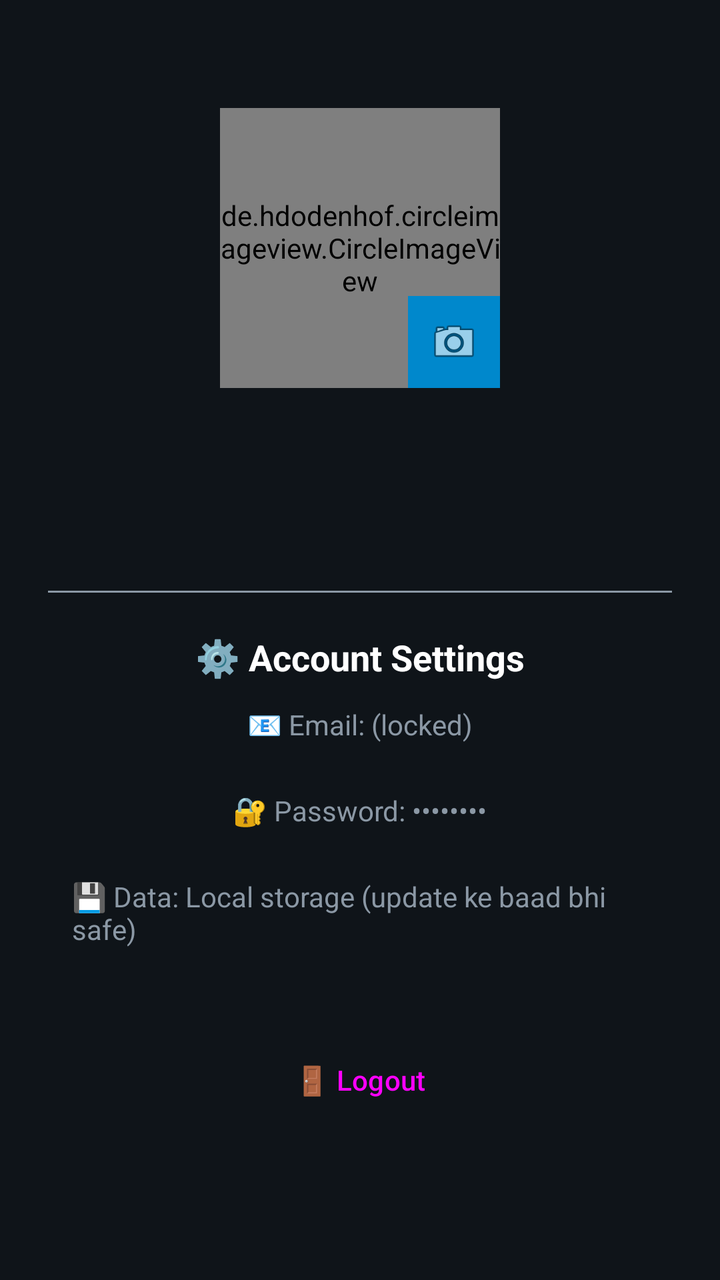
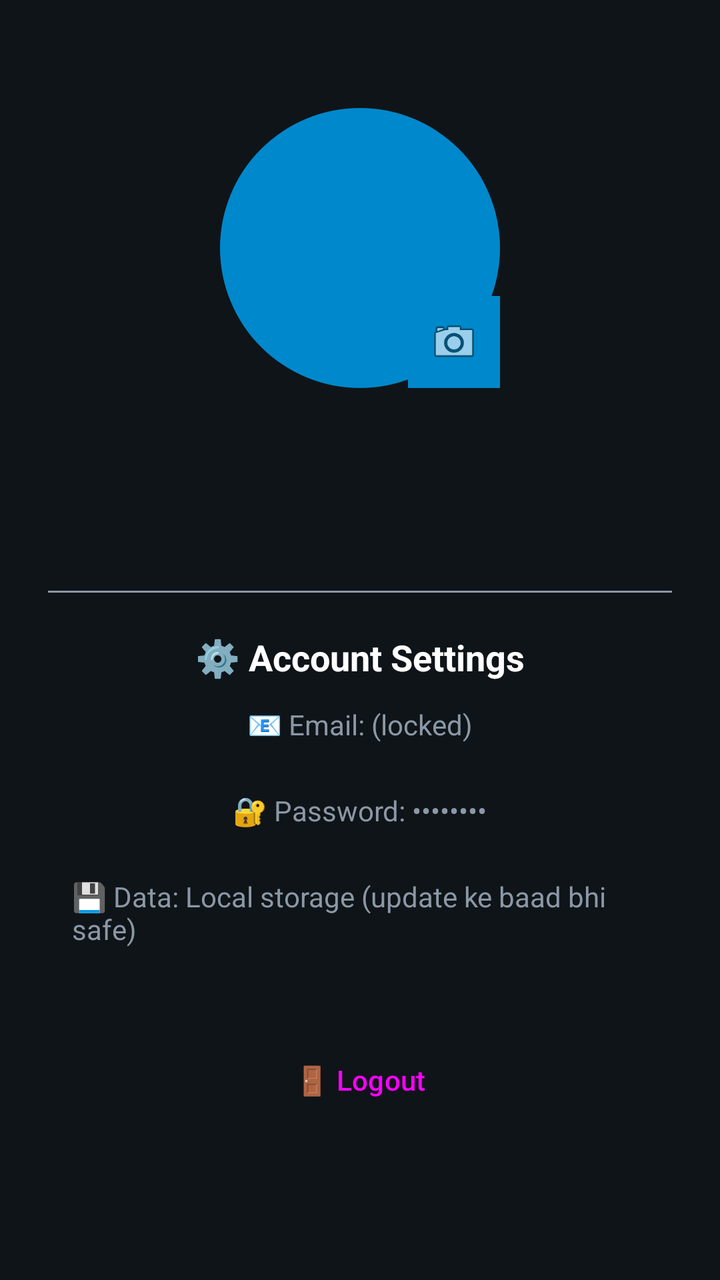

Compare the two renders of this Android layout. The source of the first and the diff that turns it into the second are given below.
<!-- AndroidManifest.xml: application theme Theme.TelegramHost -->
<!-- res/layout/activity_profile.xml -->
<?xml version="1.0" encoding="utf-8"?>
<ScrollView xmlns:android="http://schemas.android.com/apk/res/android"
    android:layout_width="match_parent" android:layout_height="match_parent"
    android:background="@color/bg_dark" android:fillViewport="true">
<LinearLayout android:orientation="vertical" android:gravity="center_horizontal"
    android:padding="24dp" android:layout_width="match_parent" android:layout_height="wrap_content">
    <FrameLayout android:layout_marginTop="30dp"
        android:layout_width="wrap_content" android:layout_height="wrap_content">
        <de.hdodenhof.circleimageview.CircleImageView android:id="@+id/ivProfile"
            android:src="@mipmap/ic_launcher" android:layout_width="140dp" android:layout_height="140dp"/>
        <ImageView android:id="@+id/btnCamera"
            android:src="@android:drawable/ic_menu_camera"
            android:background="@color/primary" android:padding="10dp"
            android:layout_gravity="bottom|end" android:layout_width="46dp" android:layout_height="46dp"/>
    </FrameLayout>
    <TextView android:id="@+id/tvName" android:textColor="@color/text_primary"
        android:textSize="24sp" android:textStyle="bold" android:layout_marginTop="20dp"
        android:layout_width="wrap_content" android:layout_height="wrap_content"/>
    <TextView android:id="@+id/tvEmail" android:textColor="@color/text_secondary"
        android:textSize="14sp" android:layout_width="wrap_content" android:layout_height="wrap_content"/>
    <View android:layout_marginTop="30dp" android:background="@color/text_secondary"
        android:layout_width="match_parent" android:layout_height="1dp"/>
    <TextView android:text="⚙️ Account Settings" android:textColor="@color/text_primary"
        android:textSize="18sp" android:textStyle="bold" android:layout_marginTop="20dp"
        android:layout_width="wrap_content" android:layout_height="wrap_content"/>
    <TextView android:text="📧 Email: (locked)" android:textColor="@color/text_secondary"
        android:padding="12dp" android:layout_width="wrap_content" android:layout_height="wrap_content"/>
    <TextView android:text="🔐 Password: ••••••••" android:textColor="@color/text_secondary"
        android:padding="12dp" android:layout_width="wrap_content" android:layout_height="wrap_content"/>
    <TextView android:text="💾 Data: Local storage (update ke baad bhi safe)" android:textColor="@color/text_secondary"
        android:padding="12dp" android:layout_width="wrap_content" android:layout_height="wrap_content"/>
    <Button android:id="@+id/btnLogout" android:text="🚪 Logout"
        style="@style/Widget.TelegramHost.Button" android:backgroundTint="@color/danger"
        android:layout_marginTop="30dp" android:layout_width="match_parent" android:layout_height="wrap_content"/>
</LinearLayout></ScrollView>
<!-- resources referenced by this layout -->
<resources>
  <color name="bg_dark">#0F1419</color>
  <color name="danger">#FF1744</color>
  <color name="primary">#0088CC</color>
  <color name="text_primary">#FFFFFF</color>
  <color name="text_secondary">#8B98A5</color>
  <style name="Widget.TelegramHost.Button" parent="Widget.Material3.Button">
          <item name="backgroundTint">@color/primary</item>
          <item name="cornerRadius">14dp</item>
          <item name="android:paddingTop">14dp</item>
          <item name="android:paddingBottom">14dp</item>
      </style>
  <style name="Theme.TelegramHost" parent="Theme.Material3.Dark.NoActionBar">
          <item name="colorPrimary">@color/primary</item>
          <item name="colorOnPrimary">@color/text_primary</item>
          <item name="colorSecondary">@color/accent</item>
          <item name="android:colorBackground">@color/bg_dark</item>
          <item name="colorSurface">@color/bg_card</item>
          <item name="android:statusBarColor">@color/primary_dark</item>
          <item name="android:windowLightStatusBar">false</item>
      </style>
  <color name="accent">#29B6F6</color>
  <color name="bg_card">#1A2028</color>
  <color name="primary_dark">#006699</color>
</resources>

<!-- the commit's change to res/layout/activity_profile.xml (unified diff, before → after) -->
@@ -1,13 +1,19 @@
 <?xml version="1.0" encoding="utf-8"?>
 <ScrollView xmlns:android="http://schemas.android.com/apk/res/android"
+    xmlns:app="http://schemas.android.com/apk/res-auto"
     android:layout_width="match_parent" android:layout_height="match_parent"
     android:background="@color/bg_dark" android:fillViewport="true">
 <LinearLayout android:orientation="vertical" android:gravity="center_horizontal"
     android:padding="24dp" android:layout_width="match_parent" android:layout_height="wrap_content">
     <FrameLayout android:layout_marginTop="30dp"
         android:layout_width="wrap_content" android:layout_height="wrap_content">
-        <de.hdodenhof.circleimageview.CircleImageView android:id="@+id/ivProfile"
-            android:src="@mipmap/ic_launcher" android:layout_width="140dp" android:layout_height="140dp"/>
+        <com.google.android.material.imageview.ShapeableImageView
+            android:id="@+id/ivProfile"
+            android:src="@mipmap/ic_launcher"
+            android:scaleType="centerCrop"
+            android:background="@color/primary"
+            app:shapeAppearanceOverlay="@style/CircleImage"
+            android:layout_width="140dp" android:layout_height="140dp"/>
         <ImageView android:id="@+id/btnCamera"
             android:src="@android:drawable/ic_menu_camera"
             android:background="@color/primary" android:padding="10dp"
<!-- resource entries referenced after the edit -->
@@ -5,6 +5,16 @@
   <color name="primary">#0088CC</color>
   <color name="text_primary">#FFFFFF</color>
   <color name="text_secondary">#8B98A5</color>
+  <!-- mipmap ic_launcher (mipmap-anydpi-v26) -->
+  <?xml version="1.0" encoding="utf-8"?>
+  <adaptive-icon xmlns:android="http://schemas.android.com/apk/res/android">
+      <background android:drawable="@color/primary"/>
+      <foreground android:drawable="@drawable/ic_launcher_foreground"/>
+  </adaptive-icon>
+  <style name="CircleImage">
+          <item name="cornerFamily">rounded</item>
+          <item name="cornerSize">50%</item>
+      </style>
   <style name="Widget.TelegramHost.Button" parent="Widget.Material3.Button">
           <item name="backgroundTint">@color/primary</item>
           <item name="cornerRadius">14dp</item>
@@ -20,6 +30,15 @@
           <item name="android:statusBarColor">@color/primary_dark</item>
           <item name="android:windowLightStatusBar">false</item>
       </style>
+  <!-- drawable ic_launcher_foreground (drawable) -->
+  <vector xmlns:android="http://schemas.android.com/apk/res/android"
+      android:width="108dp" android:height="108dp"
+      android:viewportWidth="108" android:viewportHeight="108">
+      <path android:fillColor="#FFFFFF"
+          android:pathData="M54,30c-13,0 -24,11 -24,24s11,24 24,24 24,-11 24,-24 -11,-24 -24,-24zM54,38c9,0 16,7 16,16s-7,16 -16,16 -16,-7 -16,-16 7,-16 16,-16z"/>
+      <path android:fillColor="#FFFFFF"
+          android:pathData="M78,50l12,-4 -12,-4z"/>
+  </vector>
   <color name="accent">#29B6F6</color>
   <color name="bg_card">#1A2028</color>
   <color name="primary_dark">#006699</color>
